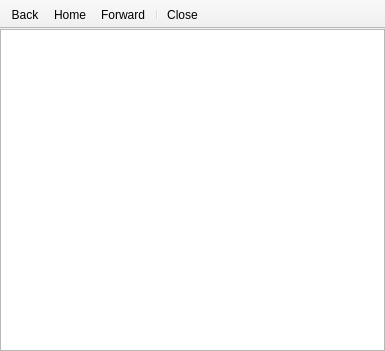
NeutrinoToolkit/Neutrino, file UIs/nPanHelp.ui: the form before one commit.
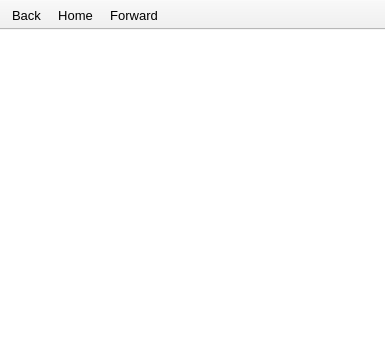
The form after the commit. Icons and pictures are not drawn.

Commit message: Visar help done

```diff
--- a/UIs/nPanHelp.ui
+++ b/UIs/nPanHelp.ui
@@ -43,6 +43,18 @@
         <pointsize>10</pointsize>
        </font>
       </property>
+      <property name="frameShape">
+       <enum>QFrame::NoFrame</enum>
+      </property>
+      <property name="frameShadow">
+       <enum>QFrame::Plain</enum>
+      </property>
+      <property name="lineWidth">
+       <number>0</number>
+      </property>
+      <property name="sizeAdjustPolicy">
+       <enum>QAbstractScrollArea::AdjustToContents</enum>
+      </property>
       <property name="readOnly">
        <bool>true</bool>
       </property>
@@ -54,6 +66,11 @@
    </layout>
   </widget>
   <widget class="QToolBar" name="toolBar">
+   <property name="font">
+    <font>
+     <pointsize>10</pointsize>
+    </font>
+   </property>
    <property name="windowTitle">
     <string>toolBar</string>
    </property>
@@ -69,8 +86,6 @@
    <addaction name="actionBack"/>
    <addaction name="actionHome"/>
    <addaction name="actionForward"/>
-   <addaction name="separator"/>
-   <addaction name="actionClose"/>
   </widget>
   <action name="actionHome">
    <property name="icon">
@@ -105,15 +120,6 @@
     <string>Forward</string>
    </property>
   </action>
-  <action name="actionClose">
-   <property name="icon">
-    <iconset resource="../resources/icons/icons.qrc">
-     <normaloff>:/icons/remove.png</normaloff>:/icons/remove.png</iconset>
-   </property>
-   <property name="text">
-    <string>Close</string>
-   </property>
-  </action>
  </widget>
  <resources>
   <include location="../resources/icons/icons.qrc"/>
```
Left out of the diff: 2 changed lines with no effect on the pictures. The commit also changes 5 other files.
